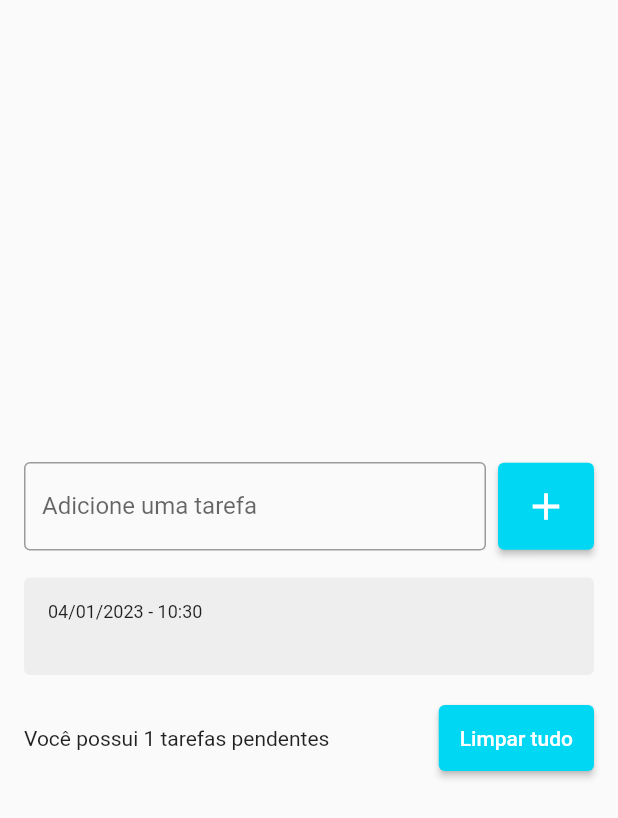
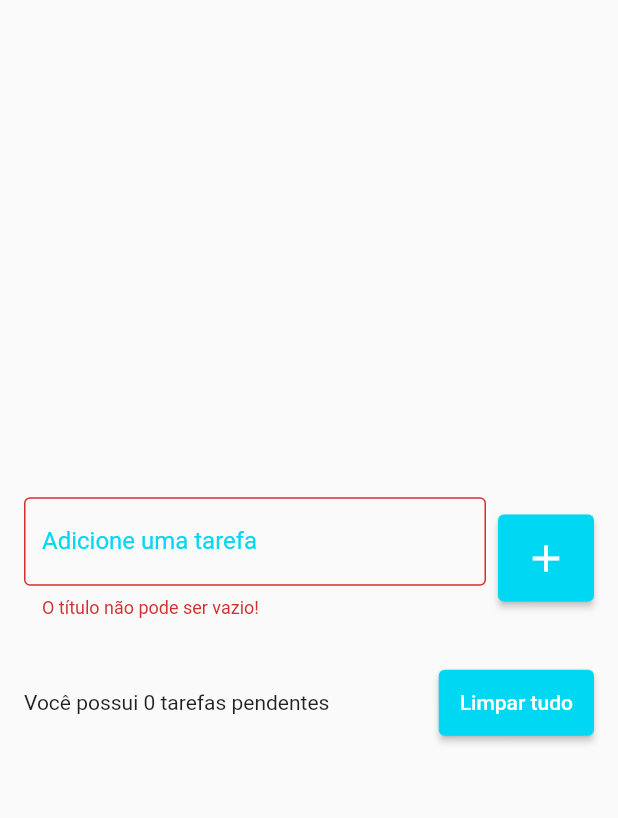
Before and after one commit to victorb132/lista-de-tarefas-flutter, a Flutter app: the screen it shows after launch, after a tap on the "add" icon, on a phone screen of 412 x 824 dp. Shown: the top 818 px of the screen. Run offline on Flutter 3.47's test engine with Material 2 defaults, Android fonts, the phone set to English and light mode, and no system bars; drawn by our look-alikes of flutter_slidable; our stand-ins replace shared_preferences.

Commit message:
feat/local-storage

```diff
--- a/lib/models/todo.dart
+++ b/lib/models/todo.dart
@@ -2,6 +2,17 @@ class Todo {
 
   Todo({ required this.title, required this.dateTime});
 
+  Todo.fromJson(Map<String, dynamic> json)
+    : title = json['title'],
+      dateTime = DateTime.parse(json['datetime']);
+
   String title;
   DateTime dateTime;
+
+  Map<String, dynamic> toJson() {
+    return {
+      'title': title,
+      'datetime': dateTime.toIso8601String(),
+    };
+  }
 }
--- a/lib/pages/todo_list_page.dart
+++ b/lib/pages/todo_list_page.dart
@@ -1,5 +1,6 @@
 import 'package:flutter/material.dart';
 import 'package:personal/models/todo.dart';
+import 'package:personal/repositories/todo_repository.dart';
 
 import '../widgets/todo_list_item.dart';
 
@@ -12,10 +13,25 @@ class TodoListPage extends StatefulWidget {
 
 class _TodoListPageState extends State<TodoListPage> {
   final TextEditingController todoController = TextEditingController();
+  final TodoRepository todoRepository = TodoRepository();
 
   List<Todo> todos = [];
+
   Todo? deletedTodo;
   int? deletedTodoPosition;
+
+  String? errorText;
+
+  @override
+  void initState() {
+    super.initState();
+
+    todoRepository.getTodoList().then((value) {
+      setState(() {
+        todos = value;
+      });
+    });
+  }
 
   @override
   Widget build(BuildContext context) {
@@ -32,10 +48,20 @@ class _TodoListPageState extends State<TodoListPage> {
                     Expanded(
                       child: TextField(
                         controller: todoController,
-                        decoration: const InputDecoration(
-                          border: OutlineInputBorder(),
+                        decoration: InputDecoration(
+                          border: const OutlineInputBorder(),
                           labelText: 'Adicione uma tarefa',
                           hintText: 'Ex. estudar flutter',
+                          errorText: errorText,
+                          focusedBorder: const OutlineInputBorder(
+                            borderSide: BorderSide(
+                              color: Color(0xff00d7f3),
+                              width: 2,
+                            ),
+                          ),
+                          labelStyle: const TextStyle(
+                            color: Color(0xff00d7f3),
+                          )
                         ),
                       ),
                     ),
@@ -43,14 +69,24 @@ class _TodoListPageState extends State<TodoListPage> {
                     ElevatedButton(
                       onPressed: () {
                         String text = todoController.text;
+
+                        if (text.isEmpty) {
+                          setState(() {
+                            errorText = 'O título não pode ser vazio!';
+                          });
+                          return;
+                        }
+
                         setState(() {
                           Todo newTodo = Todo(
                             title: text,
                             dateTime: DateTime.now(),
                           );
                           todos.add(newTodo);
+                          errorText = null;
                         });
                         todoController.clear();
+                        todoRepository.saveTodoList(todos);
                       },
                       style: ElevatedButton.styleFrom(
                         backgroundColor: const Color(0xff00d7f3),
@@ -109,6 +145,8 @@ class _TodoListPageState extends State<TodoListPage> {
     setState(() {
       todos.remove(todo);
     });
+    todoRepository.saveTodoList(todos);
+
     ScaffoldMessenger.of(context).clearSnackBars();
     ScaffoldMessenger.of(context).showSnackBar(
       SnackBar(
@@ -124,6 +162,7 @@ class _TodoListPageState extends State<TodoListPage> {
             setState(() {
               todos.insert(deletedTodoPosition!, deletedTodo!);
             });
+            todoRepository.saveTodoList(todos);
           },
         ),
         duration: const Duration(seconds: 5),
@@ -142,9 +181,7 @@ class _TodoListPageState extends State<TodoListPage> {
             onPressed: () {
               Navigator.of(context).pop();
             },
-            style: TextButton.styleFrom(
-              foregroundColor: Color(0xff00d7f3)
-            ),
+            style: TextButton.styleFrom(foregroundColor: Color(0xff00d7f3)),
             child: Text('Cancelar'),
           ),
           TextButton(
@@ -166,5 +203,6 @@ class _TodoListPageState extends State<TodoListPage> {
     setState(() {
       todos.clear();
     });
+    todoRepository.saveTodoList(todos);
   }
 }
--- /dev/null
+++ b/lib/repositories/todo_repository.dart
@@ -0,0 +1,23 @@
+import 'dart:convert';
+
+import 'package:shared_preferences/shared_preferences.dart';
+
+import '../models/todo.dart';
+
+const todoListKey = 'todo_list';
+
+class TodoRepository {
+  late SharedPreferences sharedPreferences;
+
+  Future<List<Todo>> getTodoList() async {
+    sharedPreferences = await SharedPreferences.getInstance();
+    final String jsonString = sharedPreferences.getString(todoListKey) ?? '[]';
+    final List jsonDecoded = json.decode(jsonString) as List;
+    return jsonDecoded.map((e) => Todo.fromJson(e)).toList();
+  }
+
+  void saveTodoList(List<Todo> todos) {
+    final jsonString = json.encode(todos);
+    sharedPreferences.setString(todoListKey, jsonString);
+  }
+}
--- a/pubspec.yaml
+++ b/pubspec.yaml
@@ -38,6 +38,7 @@ dependencies:
   cupertino_icons: ^1.0.2
   intl:
   flutter_slidable: ^1.0.0
+  shared_preferences: ^2.0.15
 
 dev_dependencies:
   flutter_test:
```
Also changed, not shown: pubspec.lock, 10 other files.
